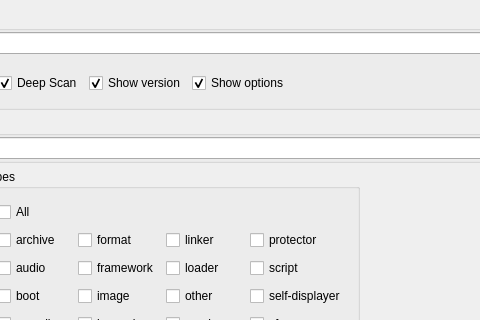
The window that gui_source/guimainwindow.ui (horsicq/DIE-sort) describes before a commit, drawn with Qt 5; both pictures show x 125 to 605 and y 0 to 320 of the 953 by 773 pixel window.
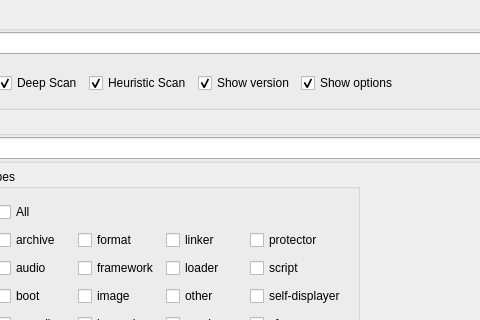
The same window after the commit.

The edit to the form file:
```diff
--- a/gui_source/guimainwindow.ui
+++ b/gui_source/guimainwindow.ui
@@ -63,6 +63,16 @@
              </property>
             </widget>
            </item>
+           <item>
+            <widget class="QCheckBox" name="checkBoxHeuristicScan">
+             <property name="text">
+              <string>Heuristic Scan</string>
+             </property>
+             <property name="checked">
+              <bool>true</bool>
+             </property>
+            </widget>
+           </item>
            <item>
             <widget class="QCheckBox" name="checkBoxShowVersion">
              <property name="text">
```
